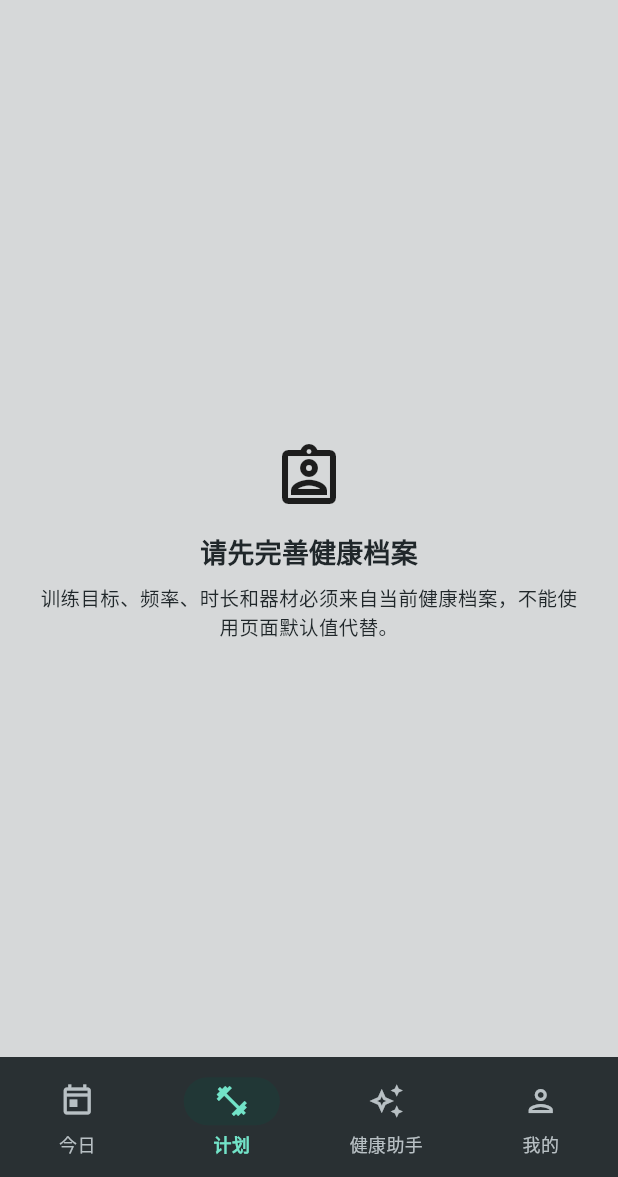
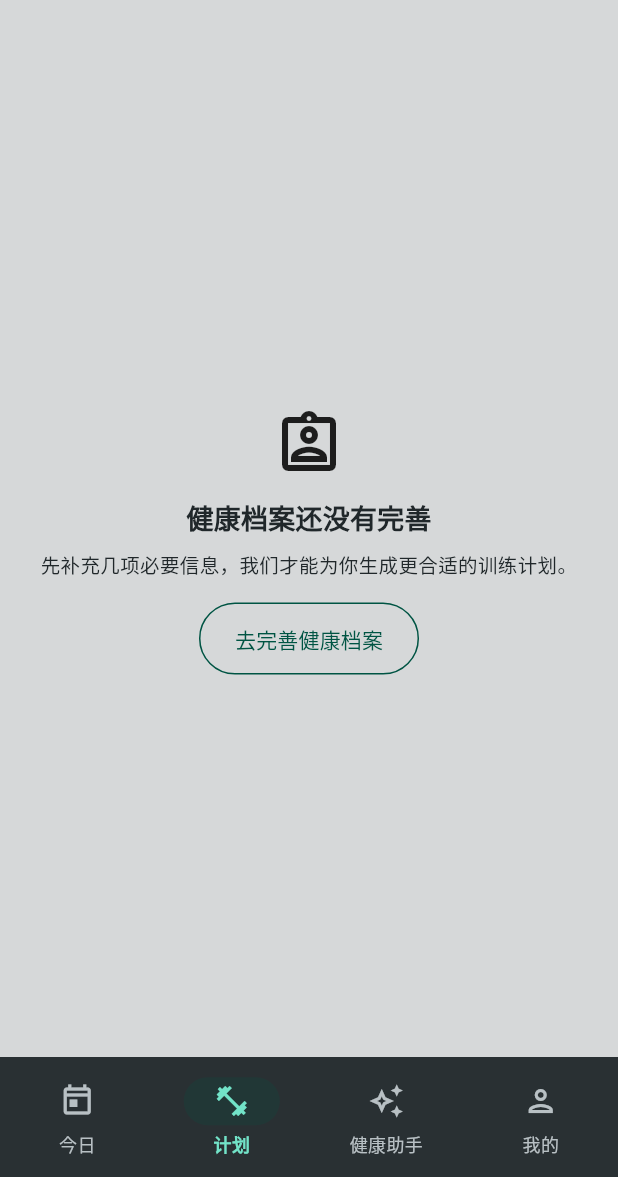
Before and after one commit to Lizz-666/health-agent, a Flutter app: the PlanScreen screen opened by its route, on a phone screen of 412 x 824 dp, the part 59-1236 px from its top. Run offline on Flutter 3.47's test engine with Material 3 defaults, Android fonts, the phone set to English and light mode, and no system bars; our stand-ins replace dio, flutter_riverpod, flutter_secure_storage, flutter_svg, go_router; missing offline and left inert: lpinyin; accounts and stored records are empty; network calls fail.

Commit message:
fix(app): guide incomplete profiles from plans

```diff
--- a/app/lib/screens/plan/plan_screen.dart
+++ b/app/lib/screens/plan/plan_screen.dart
@@ -197,12 +197,7 @@ class _PlanScreenState extends ConsumerState<PlanScreen> {
           title: '当前安全状态不允许生成训练计划',
           detail: '受限或红旗状态不会被显示为普通失败，也不会创建可确认草案。',
         ),
-        DraftFailureState.missingInput => const _StatusCard(
-          key: Key('plan-status-missing'),
-          icon: Icons.assignment_late_outlined,
-          title: '缺少生成计划所需信息',
-          detail: '请先补全当前健康档案和安全筛查，再重新生成。',
-        ),
+        DraftFailureState.missingInput => _profileRequired(),
         DraftFailureState.stale => const _StatusCard(
           key: Key('plan-status-stale'),
           icon: Icons.sync_problem,
@@ -250,10 +245,14 @@ class _PlanScreenState extends ConsumerState<PlanScreen> {
     );
   }
 
-  Widget _profileRequired() => const _StatusCard(
+  Widget _profileRequired() => _StatusCard(
+    key: const Key('plan-profile-required'),
     icon: Icons.assignment_ind_outlined,
-    title: '请先完善健康档案',
-    detail: '训练目标、频率、时长和器材必须来自当前健康档案，不能使用页面默认值代替。',
+    title: '健康档案还没有完善',
+    detail: '先补充几项必要信息，我们才能为你生成更合适的训练计划。',
+    action: () => context.push('/profile/health'),
+    actionLabel: '去完善健康档案',
+    actionKey: const Key('plan-complete-profile-button'),
   );
 
   Future<void> _generate() async {
@@ -1139,6 +1138,7 @@ class _StatusCard extends StatelessWidget {
   final String? detail;
   final VoidCallback? action;
   final String? actionLabel;
+  final Key? actionKey;
   const _StatusCard({
     Key? key,
     required this.icon,
@@ -1146,6 +1146,7 @@ class _StatusCard extends StatelessWidget {
     this.detail,
     this.action,
     this.actionLabel,
+    this.actionKey,
   }) : semanticsKey = key;
 
   @override
@@ -1179,7 +1180,11 @@ class _StatusCard extends StatelessWidget {
             ),
             if (action != null && actionLabel != null) ...[
               const SizedBox(height: 16),
-              OutlinedButton(onPressed: action, child: Text(actionLabel!)),
+              OutlinedButton(
+                key: actionKey,
+                onPressed: action,
+                child: Text(actionLabel!),
+              ),
             ],
           ],
         ),
```
Also changed, not shown: 1 other file.
